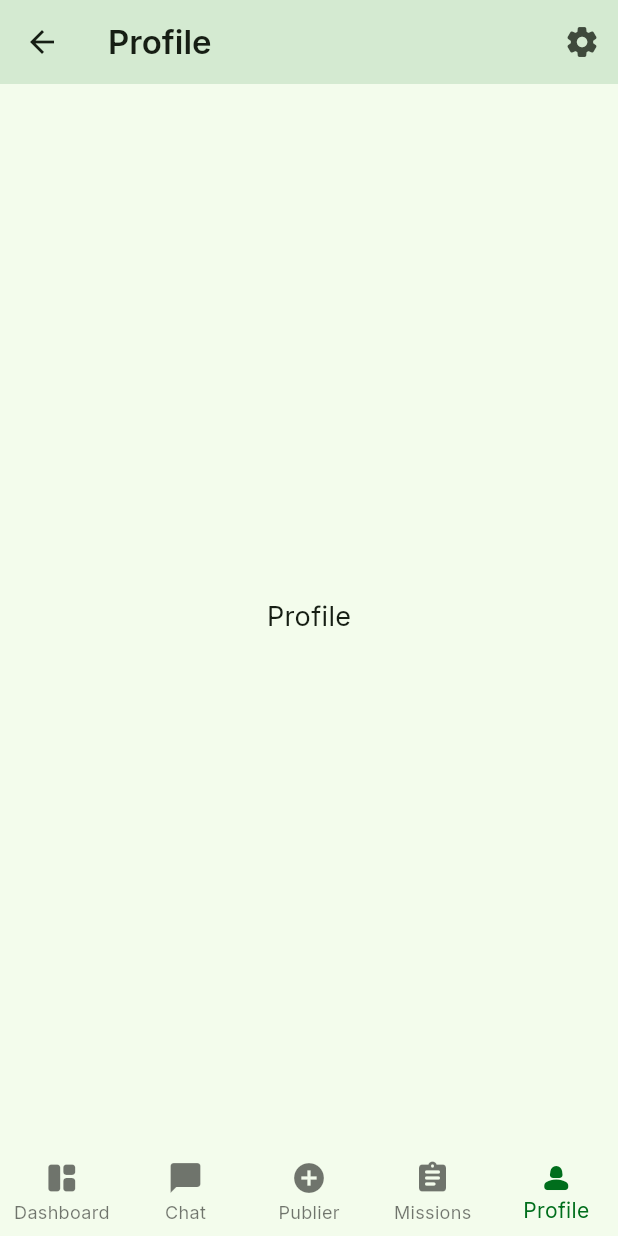
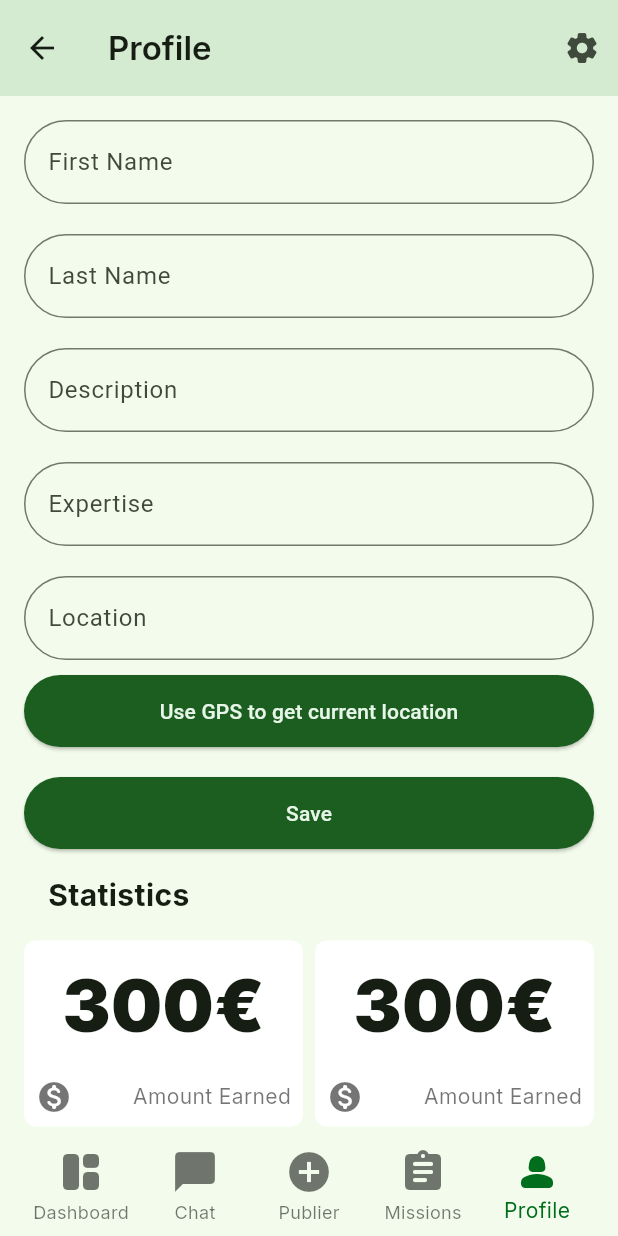
Before and after one commit to Wendy-Russo/MyDigitalStartup_FrontEnd, a Flutter app: the NavBar screen opened by its route, item 5 of the bottom bar chosen, on a phone screen of 412 x 824 dp. Run offline on Flutter 3.47's test engine with Material 3 defaults, Android fonts, the phone set to English and light mode, and no system bars; our stand-ins replace geocoding, geolocator, google_fonts; network calls fail.

Commit message:
Add geolocation support, refactor widget imports, and implement chat functionality

```diff
--- a/lib/pages/messages/chat.dart
+++ b/lib/pages/conversations/conversations_list.dart
@@ -1,7 +1,7 @@
 // ignore_for_file: prefer_const_constructors
 
 import 'package:flutter/material.dart';
-import 'package:mentis/widgets/chatCard.dart';
+import 'package:mentis/widgets/cards/chatCard.dart';
 
 class Chat extends StatelessWidget {
   const Chat({super.key});
@@ -12,7 +12,7 @@ class Chat extends StatelessWidget {
     return Scaffold(
       appBar: AppBar(
         elevation: 10,
-        title: Text('Chat'),
+        title: Text('Conversations'),
       ),
       body: SingleChildScrollView(
         controller: scrollController, // Attach the vertical ScrollController
--- a/lib/pages/home/dashboard.dart
+++ b/lib/pages/home/dashboard.dart
@@ -1,10 +1,10 @@
 // ignore_for_file: prefer_const_constructors
 
 import 'package:flutter/material.dart';
-import 'package:mentis/widgets/categoryCard.dart';
+import 'package:mentis/widgets/cards/categoryCard.dart';
 import 'package:mentis/widgets/gridList.dart';
 import 'package:mentis/widgets/horizontalList.dart';
-import 'package:mentis/widgets/profileCard.dart';
+import 'package:mentis/widgets/cards/profileCard.dart';
 
 class Dashboard extends StatelessWidget {
   const Dashboard({super.key});
--- a/lib/pages/home/resultsGrid.dart
+++ b/lib/pages/home/resultsGrid.dart
@@ -1,6 +1,5 @@
 import 'package:flutter/material.dart';
-import 'package:mentis/widgets/categoryCard.dart';
-import 'package:mentis/widgets/profileCard.dart';
+import 'package:mentis/widgets/cards/profileCard.dart';
 
 class ResultsGrid extends StatelessWidget {
   const ResultsGrid({super.key});
--- a/lib/pages/missions/missions.dart
+++ b/lib/pages/missions/missions.dart
@@ -1,7 +1,7 @@
 import 'package:flutter/material.dart';
 import 'package:mentis/widgets/gridList.dart';
 import 'package:mentis/widgets/horizontalList.dart';
-import 'package:mentis/widgets/learn_card.dart';
+import 'package:mentis/widgets/cards/learnCard.dart';
 
 class MissionsPage extends StatelessWidget {
   const MissionsPage({super.key});
--- /dev/null
+++ b/lib/pages/profile.dart
@@ -0,0 +1,208 @@
+import 'package:flutter/material.dart';
+import 'package:geolocator/geolocator.dart';
+import 'package:geocoding/geocoding.dart';
+import 'package:mentis/pages/settings.dart';
+import 'package:mentis/widgets/cards/statisticCard.dart';
+import 'package:mentis/widgets/gridList.dart';
+
+class Profile extends StatelessWidget {
+  const Profile({super.key});
+
+  @override
+  Widget build(BuildContext context) {
+    return Scaffold(
+      appBar: AppBar(
+        elevation: 10,
+        title: Text('Profile'),
+        actions: [
+          IconButton(
+            icon: Icon(Icons.settings_rounded),
+            onPressed: () {
+              showModalBottomSheet(
+                context: context,
+                barrierColor:
+                    Theme.of(context).primaryColor.withOpacity(0.5), // Optional
+                isScrollControlled: true, // Allows full-height modal
+                backgroundColor:
+                    Colors.transparent, // Optional for rounded corners
+                builder: (context) => _buildSettingsSheet(context),
+              );
+            },
+          ),
+        ],
+      ),
+      body: SingleChildScrollView(
+        child: ProfileForm(),
+      ),
+    );
+  }
+
+  Widget _buildSettingsSheet(BuildContext context) {
+    return DraggableScrollableSheet(
+      initialChildSize: 0.85, // Start height of modal
+      minChildSize: 0.6, // Minimum height
+      maxChildSize: 0.9, // Maximum height
+      builder: (context, scrollController) {
+        return Settings();
+      },
+    );
+  }
+}
+
+class ProfileForm extends StatefulWidget {
+  const ProfileForm({super.key});
+
+  @override
+  _ProfileFormState createState() => _ProfileFormState();
+}
+
+class _ProfileFormState extends State<ProfileForm> {
+  final _formKey = GlobalKey<FormState>();
+  final _firstNameController = TextEditingController();
+  final _lastNameController = TextEditingController();
+  final _descriptionController = TextEditingController();
+  final _expertiseController = TextEditingController();
+  final _locationController = TextEditingController();
+
+  @override
+  void dispose() {
+    _firstNameController.dispose();
+    _lastNameController.dispose();
+    _descriptionController.dispose();
+    _expertiseController.dispose();
+    _locationController.dispose();
+    super.dispose();
+  }
+
+  Future<void> _getCurrentLocation() async {
+    bool serviceEnabled;
+    LocationPermission permission;
+
+    serviceEnabled = await Geolocator.isLocationServiceEnabled();
+    if (!serviceEnabled) {
+      ScaffoldMessenger.of(context).showSnackBar(
+        SnackBar(content: Text('Location services are disabled.')),
+      );
+      return;
+    }
+
+    permission = await Geolocator.checkPermission();
+    if (permission == LocationPermission.denied) {
+      permission = await Geolocator.requestPermission();
+      if (permission == LocationPermission.denied) {
+        ScaffoldMessenger.of(context).showSnackBar(
+          SnackBar(content: Text('Location permissions are denied.')),
+        );
+        return;
+      }
+    }
+
+    if (permission == LocationPermission.deniedForever) {
+      ScaffoldMessenger.of(context).showSnackBar(
+        SnackBar(content: Text('Location permissions are permanently denied.')),
+      );
+      return;
+    }
+
+    Position position = await Geolocator.getCurrentPosition();
+    // You can use a package like `geocoding` to convert the coordinates to a country name
+    // For simplicity, we'll just display the coordinates
+    List<Placemark> placemarks =
+        await placemarkFromCoordinates(position.latitude, position.longitude);
+    Placemark place = placemarks[0];
+    _locationController.text = place.country ?? 'Unknown location';
+  }
+
+  @override
+  Widget build(BuildContext context) {
+    return Padding(
+      padding: EdgeInsets.all(16),
+      child: Form(
+        key: _formKey,
+        child: Column(
+          children: [
+            TextFormField(
+              controller: _firstNameController,
+              decoration: InputDecoration(labelText: 'First Name'),
+              validator: (value) {
+                if (value == null || value.isEmpty) {
+                  return 'Please enter your first name';
+                }
+                return null;
+              },
+            ),
+            SizedBox(height: 20),
+            TextFormField(
+              controller: _lastNameController,
+              decoration: InputDecoration(labelText: 'Last Name'),
+              validator: (value) {
+                if (value == null || value.isEmpty) {
+                  return 'Please enter your last name';
+                }
+                return null;
+              },
+            ),
+            SizedBox(height: 20),
+            TextFormField(
+              controller: _descriptionController,
+              decoration: InputDecoration(labelText: 'Description'),
+              validator: (value) {
+                if (value == null || value.isEmpty) {
+                  return 'Please enter a description';
+                }
+                return null;
+              },
+            ),
+            SizedBox(height: 20),
+            TextFormField(
+              controller: _expertiseController,
+              decoration: InputDecoration(labelText: 'Expertise'),
+              validator: (value) {
+                if (value == null || value.isEmpty) {
+                  return 'Please enter your expertise';
+                }
+                return null;
+              },
+            ),
+            SizedBox(height: 20),
+            TextFormField(
+              controller: _locationController,
+              decoration: InputDecoration(labelText: 'Location'),
+              readOnly: true,
+            ),
+            SizedBox(height: 10),
+            ElevatedButton(
+              onPressed: () async {
+                await _getCurrentLocation();
+              },
+              child: Text('Use GPS to get current location'),
+            ),
+            SizedBox(height: 20),
+            ElevatedButton(
+              onPressed: () {
+                if (_formKey.currentState!.validate()) {
+                  // Process data
+                  ScaffoldMessenger.of(context).showSnackBar(
+                    SnackBar(content: Text('Profile updated')),
+                  );
+                }
+              },
+              child: Text('Save'),
+            ),
+            GridList(
+                padding: 0,
+                crossAxisCount: 2,
+                aspectRatio: 1.5,
+                spacing: 8,
+                itemCount: 4,
+                title: 'Statistics',
+                child: StatisticCard(
+                    icon: Icons.monetization_on_rounded,
+                    stat: "300€",
+                    description: "Amount Earned")),
+          ],
+        ),
+      ),
+    );
+  }
+}
--- a/lib/pages/profile/profilePage.dart
+++ b/lib/pages/profile/profilePage.dart
@@ -1,5 +1,5 @@
 import 'package:flutter/material.dart';
-import 'package:mentis/widgets/profileCard.dart';
+import 'package:mentis/widgets/cards/profileCard.dart';
 
 class ProfilePage extends StatelessWidget {
   const ProfilePage({super.key});
--- a/lib/widgets/categoryCard.dart
+++ b/lib/widgets/cards/categoryCard.dart
@@ -13,9 +13,6 @@ class CategoryCard extends StatelessWidget {
   @override
   Widget build(BuildContext context) {
     return Card(
-      margin: EdgeInsets.all(0),
-      elevation: 0,
-      color: Colors.transparent,
       child: GestureDetector(
         onTap: () {
           Navigator.push(
--- a/lib/widgets/chatCard.dart
+++ b/lib/widgets/cards/chatCard.dart
@@ -1,7 +1,7 @@
 // ignore_for_file: prefer_const_constructors
 
 import 'package:flutter/material.dart';
-import 'package:mentis/pages/messages/ChatDetailPage.dart';
+import 'package:mentis/pages/conversations/conversations_detail.dart';
 import 'package:mentis/pages/profile/profilePage.dart';
 
 class ChatCard extends StatelessWidget {
--- a/lib/widgets/profileCard.dart
+++ b/lib/widgets/cards/profileCard.dart
@@ -22,7 +22,6 @@ class ProfileCard extends StatelessWidget {
   @override
   Widget build(BuildContext context) {
     return Card(
-      margin: EdgeInsets.all(0),
       child: GestureDetector(
         onTap: () {
           Navigator.push(
--- /dev/null
+++ b/lib/widgets/cards/statisticCard.dart
@@ -0,0 +1,57 @@
+import 'package:flutter/material.dart';
+
+class StatisticCard extends StatelessWidget {
+  final IconData icon;
+  final String stat;
+  final String description;
+
+  const StatisticCard({
+    super.key,
+    required this.icon,
+    required this.stat,
+    required this.description,
+  });
+
+  @override
+  Widget build(BuildContext context) {
+    return Card(
+      child: Padding(
+        padding: const EdgeInsets.only(
+          top: 24.0,
+          bottom: 8.0,
+          left: 8.0,
+          right: 8.0,
+        ),
+        child: Column(
+          mainAxisAlignment: MainAxisAlignment.spaceBetween,
+          children: [
+            Text(
+              stat,
+              style: TextStyle(
+                fontSize: 48.0,
+                fontWeight: FontWeight.w900,
+                height: 0.8, // Reduced line height
+              ),
+            ),
+            Row(
+              mainAxisAlignment: MainAxisAlignment.spaceBetween,
+              children: [
+                Icon(
+                  icon,
+                  color: Colors.black54,
+                ),
+                Text(
+                  description,
+                  style: TextStyle(
+                    fontSize: 14.0,
+                    color: Colors.black54,
+                  ),
+                ),
+              ],
+            )
+          ],
+        ),
+      ),
+    );
+  }
+}
--- a/lib/widgets/gridList.dart
+++ b/lib/widgets/gridList.dart
@@ -1,7 +1,7 @@
 // ignore_for_file: prefer_const_constructors
 
 import 'package:flutter/material.dart';
-import 'package:mentis/widgets/categoryCard.dart';
+import 'package:mentis/widgets/cards/categoryCard.dart';
 
 class GridList extends StatelessWidget {
   final String title;
--- a/lib/widgets/horizontalList.dart
+++ b/lib/widgets/horizontalList.dart
@@ -1,7 +1,7 @@
 // ignore_for_file: prefer_const_constructors
 
 import 'package:flutter/material.dart';
-import 'package:mentis/widgets/categoryCard.dart';
+import 'package:mentis/widgets/cards/categoryCard.dart';
 
 class HorizontalList extends StatelessWidget {
   final String title;
--- a/lib/widgets/navbar.dart
+++ b/lib/widgets/navbar.dart
@@ -1,10 +1,10 @@
 // ignore_for_file: prefer_const_literals_to_create_immutables, prefer_const_constructors
 
 import 'package:flutter/material.dart';
-import 'package:mentis/pages/messages/chat.dart';
+import 'package:mentis/pages/conversations/conversations_list.dart';
 import 'package:mentis/pages/home/dashboard.dart';
 import 'package:mentis/pages/missions/missions.dart';
-import 'package:mentis/widgets/profile.dart';
+import 'package:mentis/pages/profile.dart';
 import 'package:mentis/pages/publish.dart';
 
 class NavBar extends StatefulWidget {
@@ -30,7 +30,10 @@ class _NavBarState extends State<NavBar> {
   Widget build(BuildContext context) {
     return Scaffold(
       body: _pages[_currentIndex],
-      bottomNavigationBar: BottomNavigationBar(
+      bottomNavigationBar: Padding(
+        padding: EdgeInsets.symmetric(horizontal: 16),
+        child: BottomNavigationBar(
+          iconSize: 32,
           type: BottomNavigationBarType.fixed,
           elevation: 0,
           currentIndex: _currentIndex,
@@ -62,6 +65,7 @@ class _NavBarState extends State<NavBar> {
             ),
           ],
         ),
+      ),
     );
   }
 }
--- a/lib/widgets/profile.dart
+++ /dev/null
@@ -1,50 +0,0 @@
-import 'package:flutter/material.dart';
-import 'package:mentis/pages/settings.dart';
-
-class Profile extends StatelessWidget {
-  const Profile({super.key});
-
-  @override
-  Widget build(BuildContext context) {
-    return Scaffold(
-      appBar: AppBar(
-        elevation: 10,
-        title: Text('Profile'),
-        actions: [
-          IconButton(
-            icon: Icon(Icons.settings_rounded),
-            onPressed: () {
-              showModalBottomSheet(
-                context: context,
-                barrierColor: Theme.of(context).primaryColor.withOpacity(0.5), // Optional
-                isScrollControlled: true, // Allows full-height modal
-                backgroundColor: Colors.transparent, // Optional for rounded corners
-                builder: (context) => _buildSettingsSheet(context),
-              );
-            },
-          ),
-        ],
-      ),
-      body: Center(
-        child: Text('Profile'),
-      ),
-    );
-  }
-
-  Widget _buildSettingsSheet(BuildContext context) {
-    return DraggableScrollableSheet(
-      initialChildSize: 0.85, // Start height of modal
-      minChildSize: 0.6, // Minimum height
-      maxChildSize: 0.9, // Maximum height
-      builder: (context, scrollController) {
-        return Container(
-          clipBehavior: Clip.antiAlias,
-          decoration: BoxDecoration(
-            borderRadius: BorderRadius.circular(24),
-          ),
-          child: Settings(),
-        );
-      },
-    );
-  }
-}
--- a/pubspec.yaml
+++ b/pubspec.yaml
@@ -30,7 +30,8 @@ environment:
 dependencies:
   flutter:
     sdk: flutter
-
+  geolocator: ^9.0.2
+  geocoding: ^3.0.0
 
   # The following adds the Cupertino Icons font to your application.
   # Use with the CupertinoIcons class for iOS style icons.
```
Also changed, not shown: lib/main.dart (+14 -3 lines), lib/pages/conversations/conversations_detail.dart (added, +84 -0 lines), lib/pages/messages/ChatDetailPage.dart (deleted, +0 -46 lines), lib/pages/settings.dart (+8 -5 lines), lib/widgets/cards/learnCard.dart (renamed from lib/widgets/learn_card.dart), pubspec.lock, 3 other files. Lines whose indentation alone changed are shown as unchanged.
